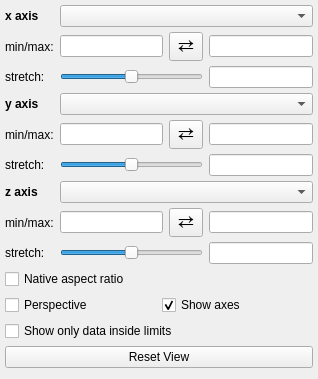
Old version of the form glue_vispy_viewers/common/viewer_options.ui in the repository glue-viz/glue-vispy-viewers.
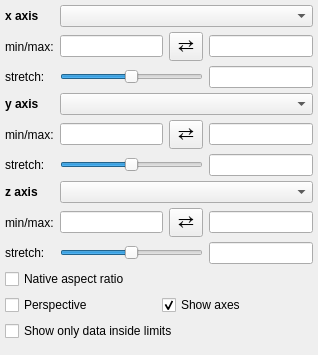
New version of the form.

Commit message: remove reset button

What changed in the file:
```diff
--- a/glue_vispy_viewers/common/viewer_options.ui
+++ b/glue_vispy_viewers/common/viewer_options.ui
@@ -7,7 +7,7 @@
     <x>0</x>
     <y>0</y>
     <width>318</width>
-    <height>379</height>
+    <height>355</height>
    </rect>
   </property>
   <property name="windowTitle">
@@ -220,13 +220,6 @@
      </property>
     </widget>
    </item>
-   <item row="12" column="2" colspan="4">
-    <widget class="QPushButton" name="button_reset">
-     <property name="text">
-      <string>Reset View</string>
-     </property>
-    </widget>
-   </item>
    <item row="7" column="3" colspan="3">
     <widget class="QComboBox" name="combodata_z_att">
      <property name="sizeAdjustPolicy">
```
The commit also changes 1 other file.
